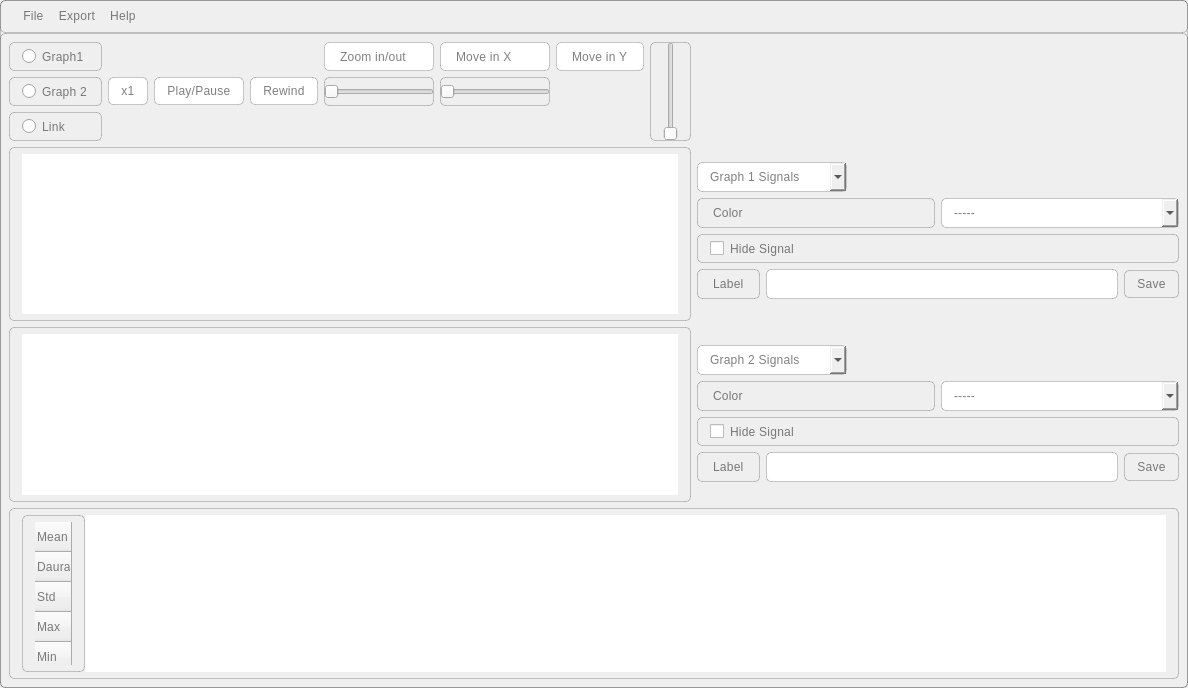
First picture: the form in main.ui, repository AliBadran716/Signal_Viewer, before the edit.
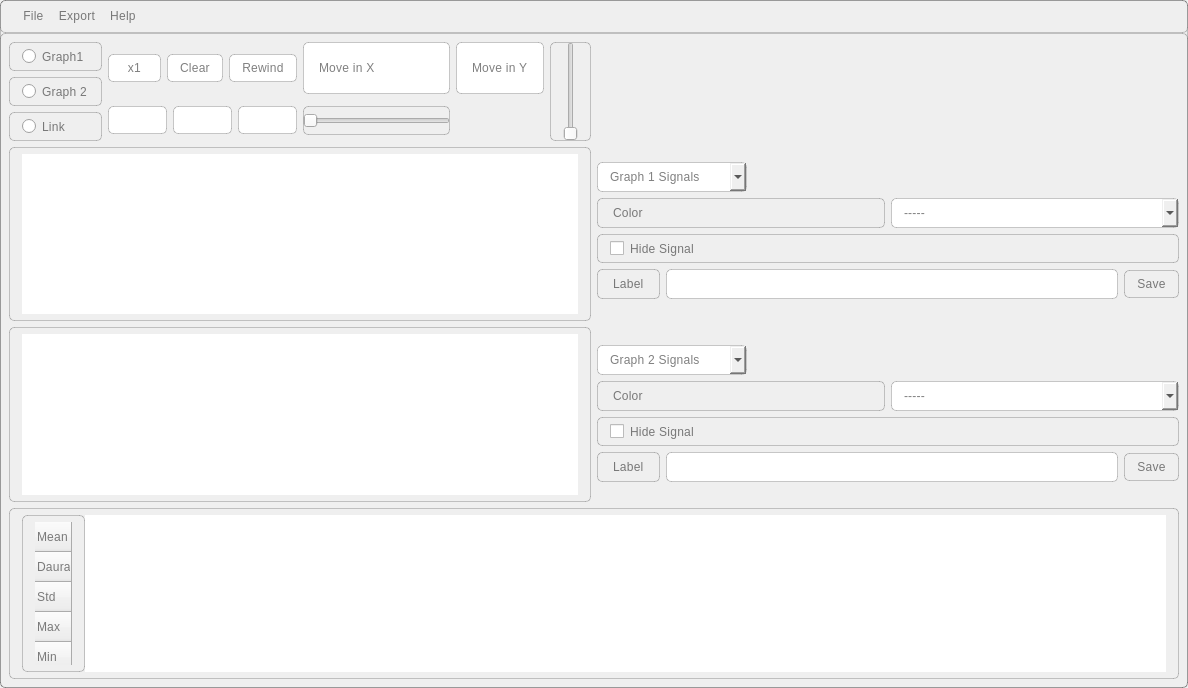
Second picture: the form after the edit. Icons and pictures are not drawn. Custom widgets are drawn as their Qt base class.

Commit message: zoom in and out and icons added

Patch:
```diff
--- a/main.ui
+++ b/main.ui
@@ -41,54 +41,10 @@
 </string>
   </property>
   <widget class="QWidget" name="centralwidget">
-   <layout class="QGridLayout" name="gridLayout_3">
-    <item row="0" column="0">
      <layout class="QGridLayout" name="gridLayout_2">
       <item row="0" column="0">
-       <layout class="QHBoxLayout" name="horizontalLayout">
-        <item>
-         <layout class="QVBoxLayout" name="verticalLayout_12">
-          <item>
            <layout class="QGridLayout" name="gridLayout">
-            <item row="0" column="7">
-             <widget class="QLabel" name="label_8">
-              <property name="styleSheet">
-               <string notr="true">background-color: white;
-</string>
-              </property>
-              <property name="text">
-               <string>Move in Y</string>
-              </property>
-             </widget>
-            </item>
-            <item row="0" column="6">
-             <widget class="QLabel" name="label_9">
-              <property name="styleSheet">
-               <string notr="true">background-color: white;</string>
-              </property>
-              <property name="text">
-               <string>Move in X</string>
-              </property>
-             </widget>
-            </item>
-            <item row="0" column="5">
-             <widget class="QLabel" name="label_7">
-              <property name="styleSheet">
-               <string notr="true">background-color: white;</string>
-              </property>
-              <property name="text">
-               <string>Zoom in/out</string>
-              </property>
-             </widget>
-            </item>
-            <item row="1" column="5">
-             <widget class="QSlider" name="zoom_slider">
-              <property name="orientation">
-               <enum>Qt::Horizontal</enum>
-              </property>
-             </widget>
-            </item>
-            <item row="0" column="0" rowspan="3">
+      <item row="0" column="0" rowspan="2">
              <layout class="QVBoxLayout" name="verticalLayout_8">
               <item>
                <widget class="QRadioButton" name="graph1_radio_btn">
@@ -113,10 +69,48 @@
               </item>
              </layout>
             </item>
-            <item row="1" column="4">
+      <item row="0" column="1">
+       <widget class="QPushButton" name="speed_push_btn">
+        <property name="styleSheet">
+         <string notr="true">QPushButton {background-color:white;}
+
+::hover {
+    background-color: rgb(238, 238, 238); 
+    
+    color:#444; 
+}</string>
+        </property>
+        <property name="text">
+         <string>x1</string>
+        </property>
+       </widget>
+      </item>
+      <item row="0" column="2">
+       <widget class="QPushButton" name="clear_push_btn">
+        <property name="styleSheet">
+         <string notr="true"> QPushButton {background-color:white;}
+
+::hover {
+    background-color: rgb(238, 238, 238); 
+    
+    color:#444; 
+}
+
+
+
+
+ 
+</string>
+        </property>
+        <property name="text">
+         <string>Clear</string>
+        </property>
+       </widget>
+      </item>
+      <item row="0" column="3">
              <widget class="QPushButton" name="rewind_push_btn">
               <property name="styleSheet">
-               <string notr="true"> QPushButton {background-color:white;}
+         <string notr="true">QPushButton {background-color:white;}
 
 ::hover {
     background-color: rgb(238, 238, 238); 
@@ -129,7 +123,28 @@
               </property>
              </widget>
             </item>
-            <item row="0" column="8" rowspan="3">
+      <item row="0" column="4">
+       <widget class="QLabel" name="label_9">
+        <property name="styleSheet">
+         <string notr="true">background-color: white;</string>
+        </property>
+        <property name="text">
+         <string>Move in X</string>
+        </property>
+       </widget>
+      </item>
+      <item row="0" column="5">
+       <widget class="QLabel" name="label_8">
+        <property name="styleSheet">
+         <string notr="true">background-color: white;
+</string>
+        </property>
+        <property name="text">
+         <string>Move in Y</string>
+        </property>
+       </widget>
+      </item>
+      <item row="0" column="6" rowspan="2">
              <widget class="QSlider" name="move_y_slider">
               <property name="sizePolicy">
                <sizepolicy hsizetype="Fixed" vsizetype="Expanding">
@@ -145,88 +160,98 @@
               </property>
              </widget>
             </item>
-            <item row="1" column="3">
+      <item row="1" column="1" colspan="3">
+       <layout class="QHBoxLayout" name="horizontalLayout">
+        <item>
              <widget class="QPushButton" name="play_pause_btn">
+          <property name="sizePolicy">
+           <sizepolicy hsizetype="Fixed" vsizetype="Fixed">
+            <horstretch>0</horstretch>
+            <verstretch>0</verstretch>
+           </sizepolicy>
+          </property>
               <property name="styleSheet">
-               <string notr="true"> QPushButton {background-color:white;}
+           <string notr="true">QPushButton {background-color:white;}
 
 ::hover {
     background-color: rgb(238, 238, 238); 
     
-    color: black; 
-}
+    color:#444; 
+}</string>
+          </property>
+          <property name="text">
+           <string/>
+          </property>
+          <property name="icon">
+           <iconset>
+            <normaloff>imgs/play-and-pause-button.png</normaloff>imgs/play-and-pause-button.png</iconset>
+          </property>
+         </widget>
+        </item>
+        <item>
+         <widget class="QPushButton" name="zoom_out_push_btn">
+          <property name="sizePolicy">
+           <sizepolicy hsizetype="Fixed" vsizetype="Fixed">
+            <horstretch>0</horstretch>
+            <verstretch>0</verstretch>
+           </sizepolicy>
+          </property>
+          <property name="styleSheet">
+           <string notr="true">QPushButton {background-color:white;}
 
+::hover {
+    background-color: rgb(238, 238, 238); 
+    
+    color:#444; 
+}</string>
+          </property>
+          <property name="text">
+           <string/>
+          </property>
+          <property name="icon">
+           <iconset>
+            <normaloff>imgs/zoom-in.png</normaloff>imgs/zoom-in.png</iconset>
+          </property>
+         </widget>
+        </item>
+        <item>
+         <widget class="QPushButton" name="zoom_in_push_btn">
+          <property name="sizePolicy">
+           <sizepolicy hsizetype="Fixed" vsizetype="Fixed">
+            <horstretch>0</horstretch>
+            <verstretch>0</verstretch>
+           </sizepolicy>
+          </property>
+          <property name="styleSheet">
+           <string notr="true">QPushButton {background-color:white;}
 
-
-
- 
-</string>
+::hover {
+    background-color: rgb(238, 238, 238); 
+    
+    color:#444; 
+}</string>
               </property>
               <property name="text">
-               <string>Play/Pause</string>
-              </property>
-             </widget>
-            </item>
-            <item row="1" column="6">
+           <string/>
+          </property>
+          <property name="icon">
+           <iconset>
+            <normaloff>imgs/zoom-out.png</normaloff>imgs/zoom-out.png</iconset>
+          </property>
+         </widget>
+        </item>
+       </layout>
+      </item>
+      <item row="1" column="4">
              <widget class="QSlider" name="move_x_slider">
               <property name="orientation">
                <enum>Qt::Horizontal</enum>
               </property>
              </widget>
             </item>
-            <item row="1" column="2">
-             <widget class="QPushButton" name="speed_push_btn">
-              <property name="styleSheet">
-               <string notr="true"> QPushButton {background-color:white;}
-
-::hover {
-    background-color: rgb(238, 238, 238); 
-    
-    color: black; 
-}</string>
-              </property>
-              <property name="text">
-               <string>x1</string>
-              </property>
-             </widget>
-            </item>
-           </layout>
-          </item>
-          <item>
-           <layout class="QVBoxLayout" name="verticalLayout">
-            <item>
-             <widget class="PlotWidget" name="graphicsView">
-              <property name="styleSheet">
-               <string notr="true">color: #000;
-padding: 6px 12px;
-border: 1px solid rgba(0, 0, 0, 0.20);
-border-radius: 5px;
-
-/* Body 2 */
-
-font-family: 'Roboto';
-font-style: normal;
-font-weight: 400;
-font-size: 12px;
-line-height: 20px;
-/* identical to box height, or 143% */
-
-letter-spacing: 0.25px;
-
-/* 00. On Surface / High Emphasis */
-
-color: rgba(0, 0, 0, 0.50);</string>
-              </property>
-             </widget>
-            </item>
-            <item>
-             <widget class="PlotWidget" name="graphicsView_2"/>
-            </item>
-           </layout>
-          </item>
-         </layout>
-        </item>
-        <item>
+     </layout>
+    </item>
+    <item row="0" column="1" rowspan="2">
          <layout class="QVBoxLayout" name="verticalLayout_4">
           <item>
            <spacer name="verticalSpacer_2">
@@ -440,9 +465,39 @@
           </item>
          </layout>
         </item>
-       </layout>
-      </item>
       <item row="1" column="0">
+     <layout class="QVBoxLayout" name="verticalLayout">
+      <item>
+       <widget class="PlotWidget" name="graphicsView">
+        <property name="styleSheet">
+         <string notr="true">color: #000;
+padding: 6px 12px;
+border: 1px solid rgba(0, 0, 0, 0.20);
+border-radius: 5px;
+
+/* Body 2 */
+
+font-family: 'Roboto';
+font-style: normal;
+font-weight: 400;
+font-size: 12px;
+line-height: 20px;
+/* identical to box height, or 143% */
+
+letter-spacing: 0.25px;
+
+/* 00. On Surface / High Emphasis */
+
+color: rgba(0, 0, 0, 0.50);</string>
+        </property>
+       </widget>
+      </item>
+      <item>
+       <widget class="PlotWidget" name="graphicsView_2"/>
+      </item>
+     </layout>
+    </item>
+    <item row="2" column="0" colspan="2">
        <widget class="QTableWidget" name="tableWidget">
         <property name="minimumSize">
          <size>
@@ -512,8 +567,6 @@
          </property>
         </row>
        </widget>
-      </item>
-     </layout>
     </item>
    </layout>
   </widget>
```
Left out of the diff: 2 changed lines with no effect on the pictures. Lines whose indentation alone changed are shown as unchanged. The commit also changes 5 other files.
